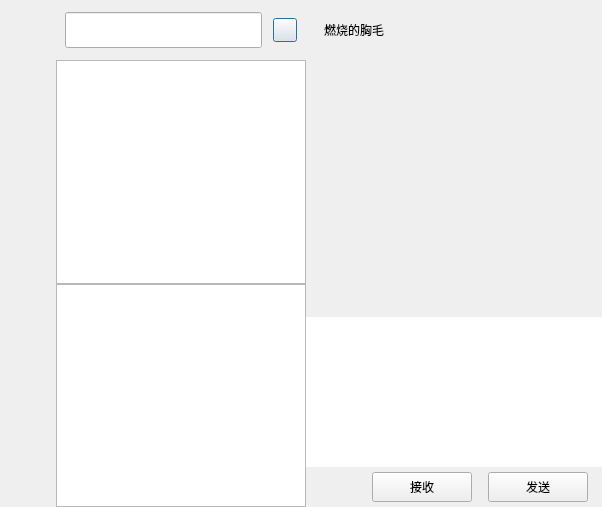
This is IM-Client/chatdialog.ui in RIchard-0209/Instance-Messaging as Qt 5 draws it before an edit. The edited form follows.
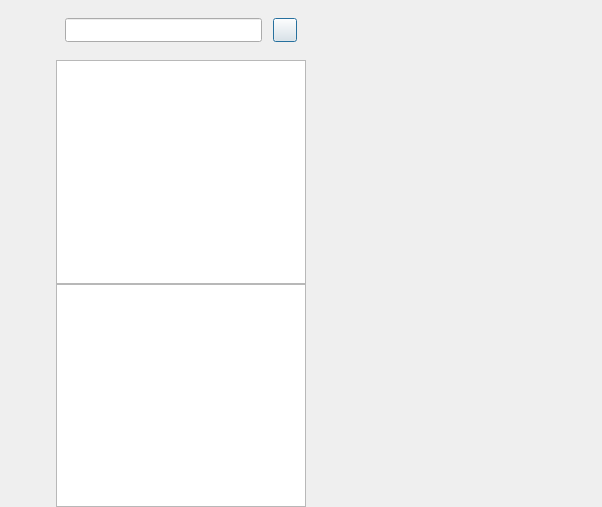
This is the edited form. Custom widgets are drawn as their Qt base class.

```diff
--- a/IM-Client/chatdialog.ui
+++ b/IM-Client/chatdialog.ui
@@ -149,6 +149,9 @@
         </layout>
        </widget>
       </item>
+      <item>
+       <widget class="QWidget" name="widget" native="true"/>
+      </item>
       <item>
        <spacer name="verticalSpacer">
         <property name="orientation">
@@ -236,13 +239,13 @@
            <property name="minimumSize">
             <size>
              <width>0</width>
-             <height>36</height>
+             <height>24</height>
             </size>
            </property>
            <property name="maximumSize">
             <size>
              <width>16777215</width>
-             <height>36</height>
+             <height>24</height>
             </size>
            </property>
           </widget>
@@ -308,297 +311,18 @@
     </widget>
    </item>
    <item>
-    <widget class="QWidget" name="chat_data_wid" native="true">
-     <layout class="QVBoxLayout" name="verticalLayout_2">
-      <property name="spacing">
-       <number>0</number>
-      </property>
-      <property name="leftMargin">
-       <number>0</number>
-      </property>
-      <property name="topMargin">
-       <number>0</number>
-      </property>
-      <property name="rightMargin">
-       <number>0</number>
-      </property>
-      <property name="bottomMargin">
-       <number>0</number>
-      </property>
-      <item>
-       <widget class="QWidget" name="title_wid" native="true">
-        <property name="minimumSize">
-         <size>
-          <width>0</width>
-          <height>60</height>
-         </size>
-        </property>
-        <property name="maximumSize">
-         <size>
-          <width>16777215</width>
-          <height>60</height>
-         </size>
-        </property>
-        <layout class="QVBoxLayout" name="verticalLayout_3">
-         <item>
-          <widget class="QWidget" name="widget" native="true">
-           <layout class="QHBoxLayout" name="horizontalLayout_3">
-            <item>
-             <widget class="QLabel" name="title_lb">
-              <property name="text">
-               <string>燃烧的胸毛</string>
-              </property>
-             </widget>
-            </item>
-           </layout>
-          </widget>
-         </item>
-        </layout>
-       </widget>
-      </item>
-      <item>
-       <widget class="QWidget" name="chat_data_list" native="true"/>
-      </item>
-      <item>
-       <widget class="QWidget" name="tool_wid" native="true">
-        <property name="minimumSize">
-         <size>
-          <width>0</width>
-          <height>40</height>
-         </size>
-        </property>
-        <property name="maximumSize">
-         <size>
-          <width>16777215</width>
-          <height>40</height>
-         </size>
-        </property>
-        <layout class="QHBoxLayout" name="horizontalLayout_5">
-         <property name="leftMargin">
-          <number>2</number>
-         </property>
-         <property name="topMargin">
-          <number>2</number>
-         </property>
-         <property name="rightMargin">
-          <number>2</number>
-         </property>
-         <property name="bottomMargin">
-          <number>2</number>
-         </property>
-         <item>
-          <spacer name="horizontalSpacer_7">
-           <property name="orientation">
-            <enum>Qt::Horizontal</enum>
-           </property>
-           <property name="sizeType">
-            <enum>QSizePolicy::Fixed</enum>
-           </property>
-           <property name="sizeHint" stdset="0">
-            <size>
-             <width>5</width>
-             <height>20</height>
-            </size>
-           </property>
-          </spacer>
-         </item>
-         <item>
-          <widget class="ClickedLabel" name="emo_lb">
-           <property name="minimumSize">
-            <size>
-             <width>25</width>
-             <height>25</height>
-            </size>
-           </property>
-           <property name="maximumSize">
-            <size>
-             <width>25</width>
-             <height>25</height>
-            </size>
-           </property>
-           <property name="text">
-            <string/>
-           </property>
-          </widget>
-         </item>
-         <item>
-          <spacer name="horizontalSpacer_6">
-           <property name="orientation">
-            <enum>Qt::Horizontal</enum>
-           </property>
-           <property name="sizeType">
-            <enum>QSizePolicy::Fixed</enum>
-           </property>
-           <property name="sizeHint" stdset="0">
-            <size>
-             <width>5</width>
-             <height>20</height>
-            </size>
-           </property>
-          </spacer>
-         </item>
-         <item>
-          <widget class="ClickedLabel" name="file_lb">
-           <property name="minimumSize">
-            <size>
-             <width>30</width>
-             <height>30</height>
-            </size>
-           </property>
-           <property name="maximumSize">
-            <size>
-             <width>30</width>
-             <height>30</height>
-            </size>
-           </property>
-           <property name="text">
-            <string/>
-           </property>
-          </widget>
-         </item>
-         <item>
-          <spacer name="horizontalSpacer_5">
-           <property name="orientation">
-            <enum>Qt::Horizontal</enum>
-           </property>
-           <property name="sizeHint" stdset="0">
-            <size>
-             <width>40</width>
-             <height>20</height>
-            </size>
-           </property>
-          </spacer>
-         </item>
-        </layout>
-       </widget>
-      </item>
-      <item>
-       <widget class="QTextEdit" name="chatEdit">
-        <property name="minimumSize">
-         <size>
-          <width>0</width>
-          <height>150</height>
-         </size>
-        </property>
-        <property name="maximumSize">
-         <size>
-          <width>16777215</width>
-          <height>150</height>
-         </size>
-        </property>
-        <property name="frameShape">
-         <enum>QFrame::NoFrame</enum>
-        </property>
-       </widget>
-      </item>
-      <item>
-       <widget class="QWidget" name="send_wid" native="true">
-        <property name="minimumSize">
-         <size>
-          <width>0</width>
-          <height>40</height>
-         </size>
-        </property>
-        <property name="maximumSize">
-         <size>
-          <width>16777215</width>
-          <height>40</height>
-         </size>
-        </property>
-        <layout class="QHBoxLayout" name="horizontalLayout_4">
-         <property name="topMargin">
-          <number>2</number>
-         </property>
-         <property name="bottomMargin">
-          <number>2</number>
-         </property>
-         <item>
-          <spacer name="horizontalSpacer_2">
-           <property name="orientation">
-            <enum>Qt::Horizontal</enum>
-           </property>
-           <property name="sizeHint" stdset="0">
-            <size>
-             <width>36</width>
-             <height>20</height>
-            </size>
-           </property>
-          </spacer>
-         </item>
-         <item>
-          <widget class="ClickedBtn" name="receive_btn">
-           <property name="minimumSize">
-            <size>
-             <width>100</width>
-             <height>30</height>
-            </size>
-           </property>
-           <property name="maximumSize">
-            <size>
-             <width>100</width>
-             <height>30</height>
-            </size>
-           </property>
-           <property name="text">
-            <string>接收</string>
-           </property>
-          </widget>
-         </item>
-         <item>
-          <spacer name="horizontalSpacer_3">
-           <property name="orientation">
-            <enum>Qt::Horizontal</enum>
-           </property>
-           <property name="sizeType">
-            <enum>QSizePolicy::Fixed</enum>
-           </property>
-           <property name="sizeHint" stdset="0">
-            <size>
-             <width>10</width>
-             <height>20</height>
-            </size>
-           </property>
-          </spacer>
-         </item>
-         <item>
-          <widget class="ClickedBtn" name="send_btn">
-           <property name="minimumSize">
-            <size>
-             <width>100</width>
-             <height>30</height>
-            </size>
-           </property>
-           <property name="maximumSize">
-            <size>
-             <width>100</width>
-             <height>30</height>
-            </size>
-           </property>
-           <property name="text">
-            <string>发送</string>
-           </property>
-          </widget>
-         </item>
-         <item>
-          <spacer name="horizontalSpacer_4">
-           <property name="orientation">
-            <enum>Qt::Horizontal</enum>
-           </property>
-           <property name="sizeType">
-            <enum>QSizePolicy::Fixed</enum>
-           </property>
-           <property name="sizeHint" stdset="0">
-            <size>
-             <width>5</width>
-             <height>20</height>
-            </size>
-           </property>
-          </spacer>
-         </item>
-        </layout>
-       </widget>
-      </item>
-     </layout>
+    <widget class="QStackedWidget" name="stackedWidget">
+     <property name="minimumSize">
+      <size>
+       <width>50</width>
+       <height>0</height>
+      </size>
+     </property>
+     <property name="currentIndex">
+      <number>0</number>
+     </property>
+     <widget class="ChatPage" name="chat_page"/>
+     <widget class="QWidget" name="friend_apply_page"/>
     </widget>
    </item>
   </layout>
@@ -609,11 +333,6 @@
    <extends>QPushButton</extends>
    <header>clickedbtn.h</header>
   </customwidget>
-  <customwidget>
-   <class>ClickedLabel</class>
-   <extends>QLabel</extends>
-   <header>clickedlabel.h</header>
-  </customwidget>
   <customwidget>
    <class>CustomizeEdit</class>
    <extends>QLineEdit</extends>
@@ -624,6 +343,12 @@
    <extends>QListWidget</extends>
    <header>chatuserlist.h</header>
   </customwidget>
+  <customwidget>
+   <class>ChatPage</class>
+   <extends>QWidget</extends>
+   <header location="global">chatpage.h</header>
+   <container>1</container>
+  </customwidget>
  </customwidgets>
  <resources/>
  <connections/>
```
Left out of the diff: 10 changed lines with no effect on the pictures.
